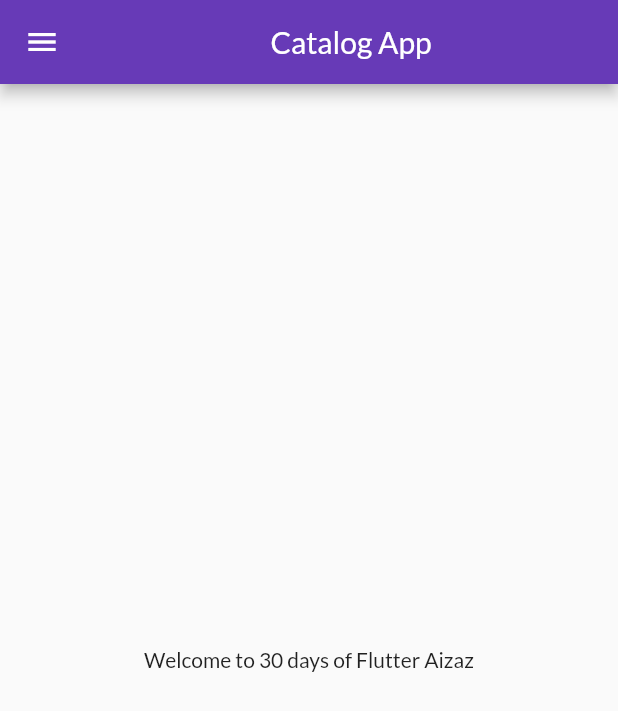
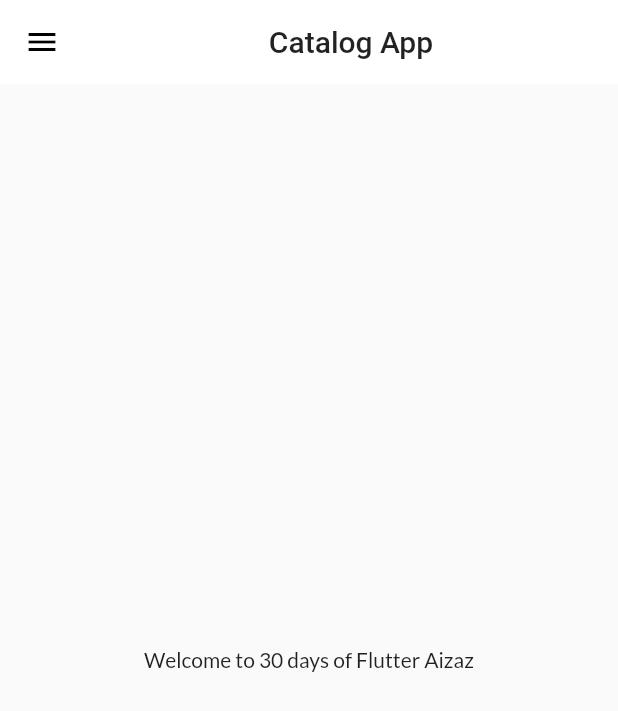
Before and after one commit to 4643880/Catalog-App-Flutter, a Flutter app: the screen it shows after launch, on a phone screen of 412 x 824 dp. Shown: the top 711 px of the screen. Run offline on Flutter 3.47's test engine with Material 2 defaults, Android fonts, the phone set to English and light mode, and no system bars; our stand-ins replace google_fonts.

Commit message:
Extracted Theme

```diff
--- a/lib/main.dart
+++ b/lib/main.dart
@@ -2,6 +2,7 @@ import 'package:flutter/material.dart';
 import 'package:flutter_catalog_app/pages/home_page.dart';
 import 'package:flutter_catalog_app/pages/login_page.dart';
 import 'package:flutter_catalog_app/utils/routes.dart';
+import 'package:flutter_catalog_app/widgets/themes.dart';
 import 'package:google_fonts/google_fonts.dart';
 
 void main() {
@@ -20,11 +21,11 @@ class _MyAppState extends State<MyApp> {
   Widget build(BuildContext context) {
     return MaterialApp(
       debugShowCheckedModeBanner: false,
-      theme: ThemeData(
-        fontFamily: GoogleFonts.lato().fontFamily,
-        colorScheme: ColorScheme.light(),
-      ),
-      //home: HomePage(),
+      theme: MyTheme.lightTheme(context),
+      darkTheme: MyTheme.darkTheme(context),
+
+
+
       initialRoute: MyRoutes.home_route,
       routes: {
         "/": (context) => LoginPage(),
--- a/lib/pages/home_page.dart
+++ b/lib/pages/home_page.dart
@@ -11,7 +11,7 @@ class HomePage extends StatelessWidget {
   Widget build(BuildContext context) {
     return Scaffold(
       appBar: AppBar(
-        backgroundColor: Colors.deepPurple,
+        //backgroundColor: Colors.deepPurple,
         title: Center(
           child: Text(
             "Catalog App",
--- /dev/null
+++ b/lib/widgets/themes.dart
@@ -0,0 +1,24 @@
+import 'package:flutter/material.dart';
+import 'package:google_fonts/google_fonts.dart';
+
+class MyTheme {
+
+      static ThemeData lightTheme(BuildContext context) => ThemeData(
+        primarySwatch: Colors.deepPurple,
+        fontFamily: GoogleFonts.lato().fontFamily,
+        colorScheme: ColorScheme.light(),
+        appBarTheme: AppBarTheme(
+          color: Colors.white,
+          elevation: 0.0,
+          iconTheme: IconThemeData(color: Colors.black),
+          textTheme: Theme.of(context).textTheme,
+        ),
+      );
+
+
+      static ThemeData darkTheme(BuildContext context) => ThemeData(
+        brightness: Brightness.dark
+      );
+
+
+}
```
